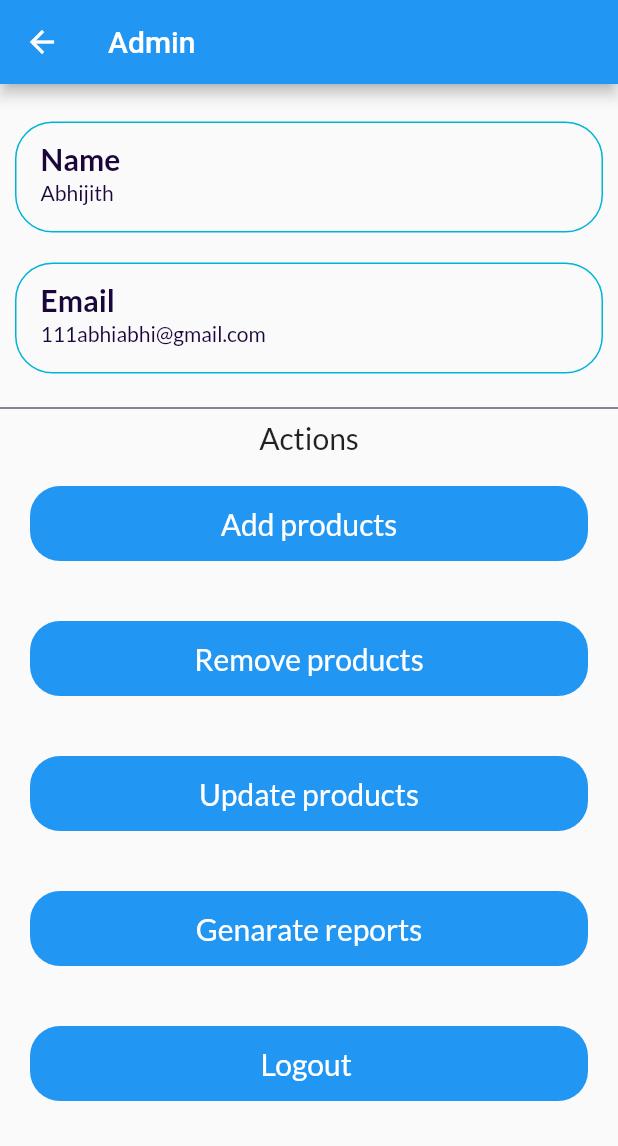
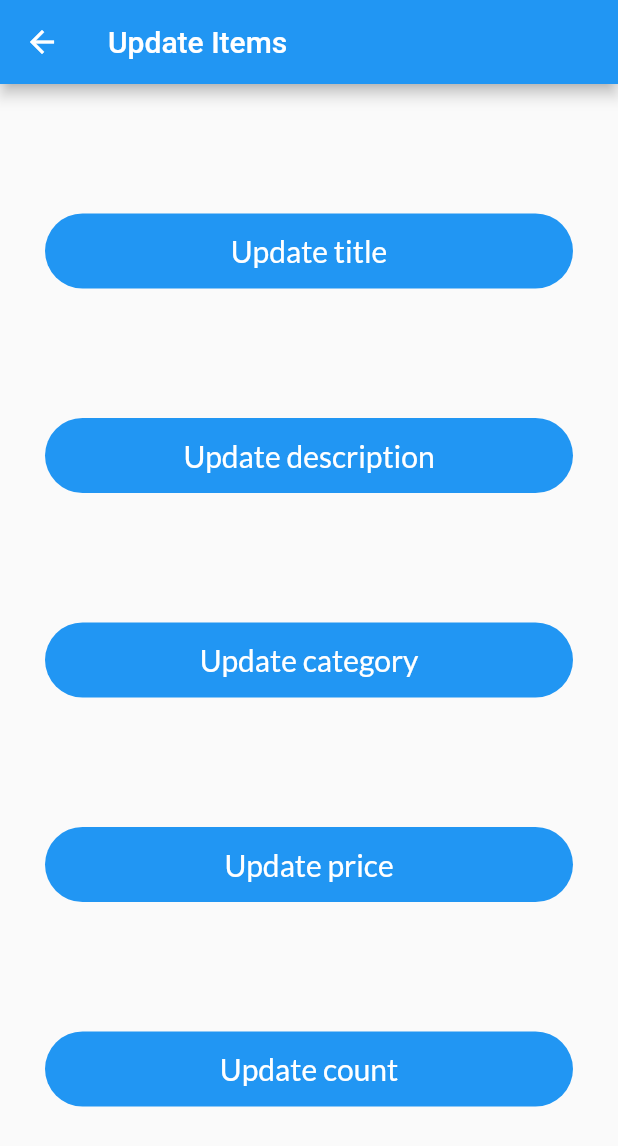
Before and after one commit to Dev-Abhijithmp/partsbay, a Flutter app: the Adminmenu screen opened directly, after a tap on "Update products", on a phone screen of 412 x 824 dp. Shown: the top 1146 px of the screen. Run offline on Flutter 3.47's test engine with Material 2 defaults, Android fonts, the phone set to English and light mode, and no system bars; our stand-ins replace cloud_firestore, firebase_auth, firebase_core, geolocator, google_fonts, google_maps_flutter and 2 more; missing offline and left inert: bottom_animation, flutter_swiper_tv; accounts and stored records are empty; network calls fail.

Commit message:
added admin pages for updating data

```diff
--- a/lib/admin/adminmenu.dart
+++ b/lib/admin/adminmenu.dart
@@ -1,5 +1,9 @@
 import 'package:flutter/material.dart';
 import 'package:google_fonts/google_fonts.dart';
+import 'package:partsbay/admin/Viewproducts.dart';
+import 'package:partsbay/admin/addproducts.dart';
+import 'package:partsbay/admin/removeproducts.dart';
+import 'package:partsbay/admin/updateitems.dart';
 import 'package:partsbay/authentication/authenticate.dart';
 
 import '../colorsandfontsandwidgets.dart';
@@ -17,6 +21,21 @@ class _AdminmenuState extends State<Adminmenu> {
     return Scaffold(
       appBar: AppBar(
         title: Text("Admin"),
+        actions: [
+          TextButton.icon(
+            onPressed: () {
+              signout();
+            },
+            icon: Icon(
+              Icons.exit_to_app,
+              color: Colors.white,
+            ),
+            label: Text(
+              "SignOut",
+              style: GoogleFonts.lato(color: white),
+            ),
+          ),
+        ],
       ),
       body: SingleChildScrollView(
         scrollDirection: Axis.vertical,
@@ -37,7 +56,12 @@ class _AdminmenuState extends State<Adminmenu> {
               ),
             ),
             InkWell(
-              onTap: () {},
+              onTap: () {
+                Navigator.push(
+                    context,
+                    MaterialPageRoute(
+                        builder: (BuildContext context) => Addproducts()));
+              },
               child: Container(
                 child: Center(
                     child: Text("Add products",
@@ -52,7 +76,12 @@ class _AdminmenuState extends State<Adminmenu> {
               ),
             ),
             InkWell(
-              onTap: () {},
+              onTap: () {
+                Navigator.push(
+                    context,
+                    MaterialPageRoute(
+                        builder: (BuildContext context) => Removeproducts()));
+              },
               child: Container(
                 child: Center(
                     child: Text("Remove products",
@@ -67,10 +96,35 @@ class _AdminmenuState extends State<Adminmenu> {
               ),
             ),
             InkWell(
-              onTap: () {},
+              onTap: () {
+                Navigator.push(
+                    context,
+                    MaterialPageRoute(
+                        builder: (BuildContext context) => Updateitems()));
+              },
               child: Container(
                 child: Center(
                     child: Text("Update products",
+                        style: GoogleFonts.lato(fontSize: 20, color: white))),
+                height: 50,
+                width: double.infinity,
+                margin: EdgeInsets.all(20),
+                decoration: BoxDecoration(
+                  borderRadius: BorderRadius.circular(20),
+                  color: Colors.blue,
+                ),
+              ),
+            ),
+            InkWell(
+              onTap: () {
+                Navigator.push(
+                    context,
+                    MaterialPageRoute(
+                        builder: (BuildContext context) => Viewproducts()));
+              },
+              child: Container(
+                child: Center(
+                    child: Text("View products",
                         style: GoogleFonts.lato(fontSize: 20, color: white))),
                 height: 50,
                 width: double.infinity,
@@ -96,23 +150,6 @@ class _AdminmenuState extends State<Adminmenu> {
                 ),
               ),
             ),
-            InkWell(
-              onTap: () {
-                signout();
-              },
-              child: Container(
-                child: Center(
-                    child: Text("Logout ",
-                        style: GoogleFonts.lato(fontSize: 20, color: white))),
-                height: 50,
-                width: double.infinity,
-                margin: EdgeInsets.all(20),
-                decoration: BoxDecoration(
-                  borderRadius: BorderRadius.circular(20),
-                  color: Colors.blue,
-                ),
-              ),
-            ),
           ],
         ),
       ),
--- /dev/null
+++ b/lib/admin/updateitems.dart
@@ -0,0 +1,129 @@
+import 'package:flutter/material.dart';
+import 'package:google_fonts/google_fonts.dart';
+import 'package:partsbay/admin/inneradminpages/updatedata.dart';
+import 'package:partsbay/colorsandfontsandwidgets.dart';
+
+class Updateitems extends StatelessWidget {
+  const Updateitems({Key? key}) : super(key: key);
+
+  @override
+  Widget build(BuildContext context) {
+    return Scaffold(
+      appBar: AppBar(
+        title: Text('Update Items'),
+      ),
+      body: Column(
+        mainAxisAlignment: MainAxisAlignment.spaceEvenly,
+        children: <Widget>[
+          InkWell(
+            onTap: () {
+              Navigator.push(
+                  context,
+                  MaterialPageRoute(
+                      builder: (context) => Updatedata(field: "title")));
+            },
+            child: Container(
+              child: Center(
+                  child: Text("Update title",
+                      style: GoogleFonts.lato(fontSize: 20, color: white))),
+              height: 50,
+              width: double.infinity,
+              margin: EdgeInsets.symmetric(horizontal: 30),
+              decoration: BoxDecoration(
+                borderRadius: BorderRadius.circular(25),
+                color: Colors.blue,
+              ),
+            ),
+          ),
+          InkWell(
+            onTap: () {
+              Navigator.push(
+                  context,
+                  MaterialPageRoute(
+                      builder: (context) => Updatedata(field: "description")));
+            },
+            child: Container(
+              child: Center(
+                  child: Text(
+                "Update description",
+                style: GoogleFonts.lato(fontSize: 20, color: white),
+                textAlign: TextAlign.center,
+              )),
+              height: 50,
+              width: double.infinity,
+              margin: EdgeInsets.symmetric(horizontal: 30),
+              decoration: BoxDecoration(
+                borderRadius: BorderRadius.circular(25),
+                color: Colors.blue,
+              ),
+            ),
+          ),
+          InkWell(
+            onTap: () {
+              Navigator.push(
+                  context,
+                  MaterialPageRoute(
+                      builder: (context) => Updatedata(field: "category")));
+            },
+            child: Container(
+              child: Center(
+                child: Text(
+                  "Update category",
+                  style: GoogleFonts.lato(fontSize: 20, color: white),
+                  textAlign: TextAlign.center,
+                ),
+              ),
+              height: 50,
+              width: double.infinity,
+              margin: EdgeInsets.symmetric(horizontal: 30),
+              decoration: BoxDecoration(
+                borderRadius: BorderRadius.circular(25),
+                color: Colors.blue,
+              ),
+            ),
+          ),
+          InkWell(
+            onTap: () {
+              Navigator.push(
+                  context,
+                  MaterialPageRoute(
+                      builder: (context) => Updatedata(field: "price")));
+            },
+            child: Container(
+              child: Center(
+                  child: Text("Update price",
+                      style: GoogleFonts.lato(fontSize: 20, color: white))),
+              height: 50,
+              width: double.infinity,
+              margin: EdgeInsets.symmetric(horizontal: 30),
+              decoration: BoxDecoration(
+                borderRadius: BorderRadius.circular(25),
+                color: Colors.blue,
+              ),
+            ),
+          ),
+          InkWell(
+            onTap: () {
+              Navigator.push(
+                  context,
+                  MaterialPageRoute(
+                      builder: (context) => Updatedata(field: "count")));
+            },
+            child: Container(
+              child: Center(
+                  child: Text("Update count",
+                      style: GoogleFonts.lato(fontSize: 20, color: white))),
+              height: 50,
+              width: double.infinity,
+              margin: EdgeInsets.symmetric(horizontal: 30),
+              decoration: BoxDecoration(
+                borderRadius: BorderRadius.circular(25),
+                color: Colors.blue,
+              ),
+            ),
+          ),
+        ],
+      ),
+    );
+  }
+}
```
Also changed, not shown: lib/admin/Viewproducts.dart (added, +166 -0 lines), lib/admin/admindatamanagement.dart (added, +39 -0 lines), lib/admin/inneradminpages/updatedata.dart (added, +143 -0 lines), lib/admin/removeproducts.dart (added, +91 -0 lines), pubspec.lock.
